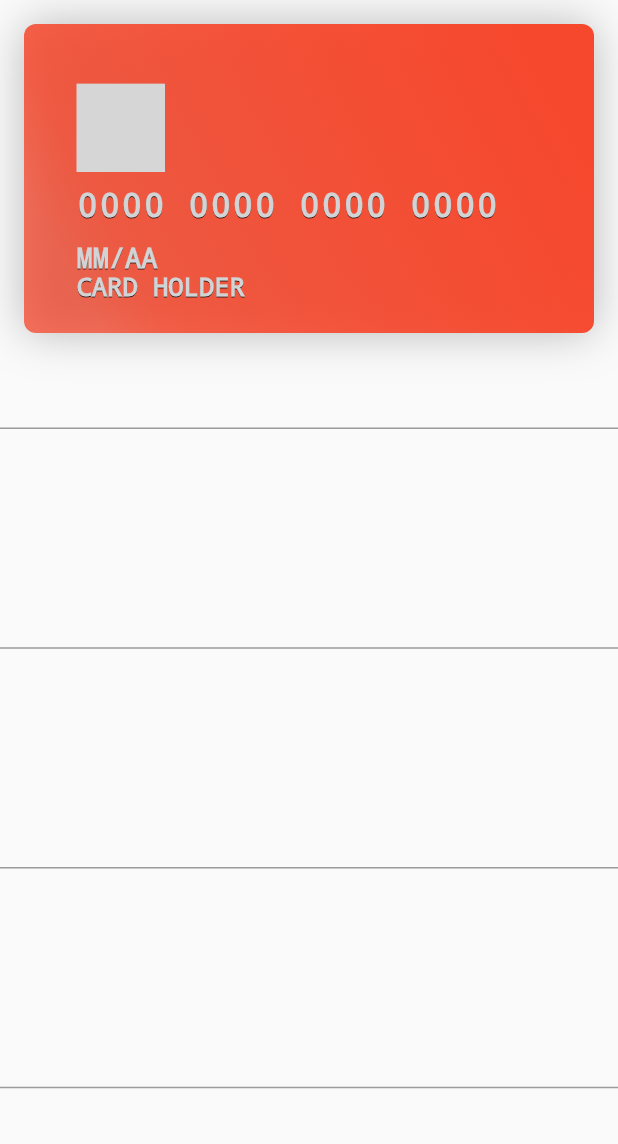
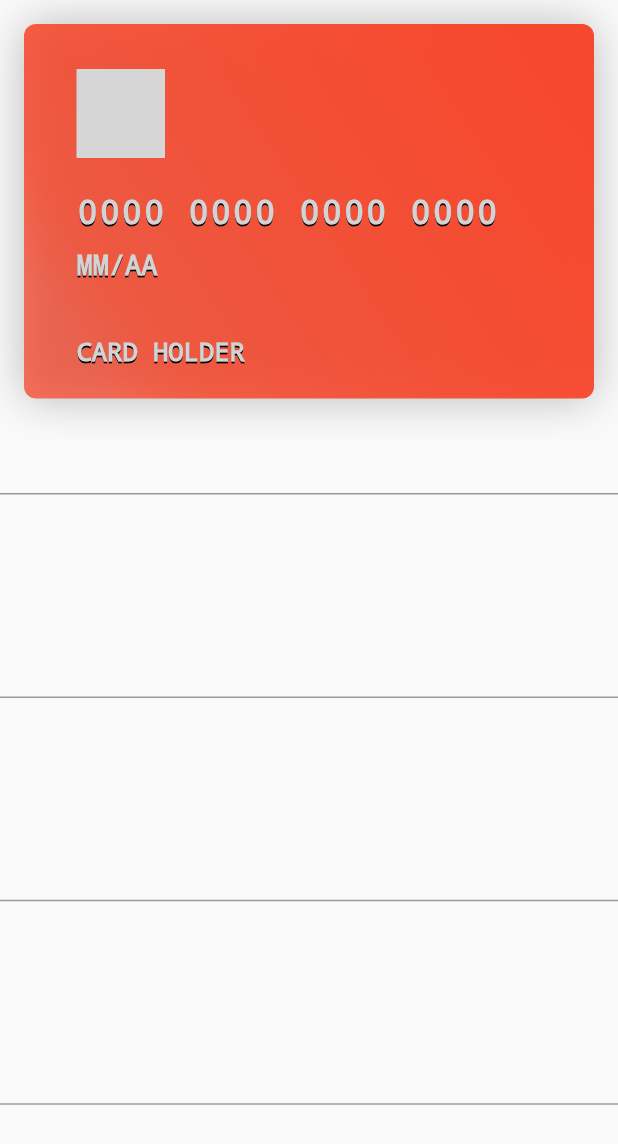
Before and after one commit to eudangeld/credit_card, a Flutter app: the screen it shows after launch, on a phone screen of 412 x 824 dp. Shown: the top 1144 px of the screen. Run offline on Flutter 3.47's test engine with Material 2 defaults, Android fonts, the phone set to English and light mode, and no system bars; our stand-ins replace flutter_masked_text, flutter_svg; grey boxes are pictures that could not be loaded.

Commit message:
adjust height

```diff
--- a/lib/widget/back_card.dart
+++ b/lib/widget/back_card.dart
@@ -31,7 +31,7 @@ class _BackCardState extends State<BackCard> {
       width: widget.model.width ?? size(context).width,
       height: widget.model.height ??
           (orientation(context) == Orientation.portrait
-              ? size(context).height / 4
+              ? size(context).height / 3.3
               : size(context).height / 2),
       child: Column(
         mainAxisAlignment: MainAxisAlignment.spaceAround,
--- a/lib/widget/front_card.dart
+++ b/lib/widget/front_card.dart
@@ -23,10 +23,10 @@ class _FrontCardState extends State<FrontCard> {
     final double _cardWidth = widget.model.width ?? size(context).width;
     final double _cardHeight = widget.model.height ??
         (orientation(context) == Orientation.portrait
-            ? size(context).height / 4
+            ? size(context).height / 3.3
             : size(context).height / 2);
 
-    final double _numberCardHeight = _cardHeight / 1.9;
+    final double _numberCardHeight = _cardHeight / 2.2;
     final double _chipTopPadding = _numberCardHeight - _cardHeight / 3;
     const double _holderBottomPadding = 20;
     final double _expiryBttonPadding = _numberCardHeight + 37;
```
